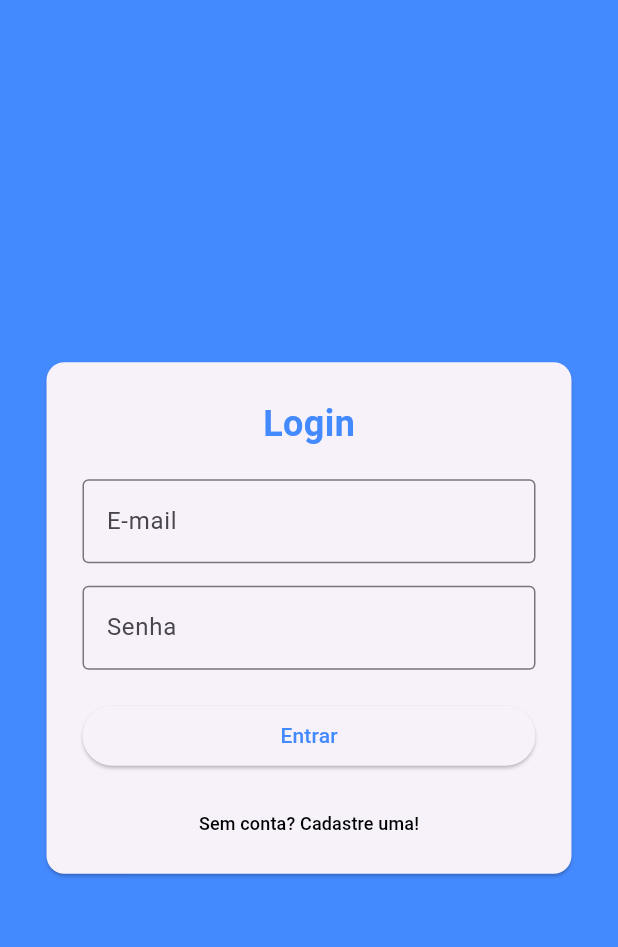
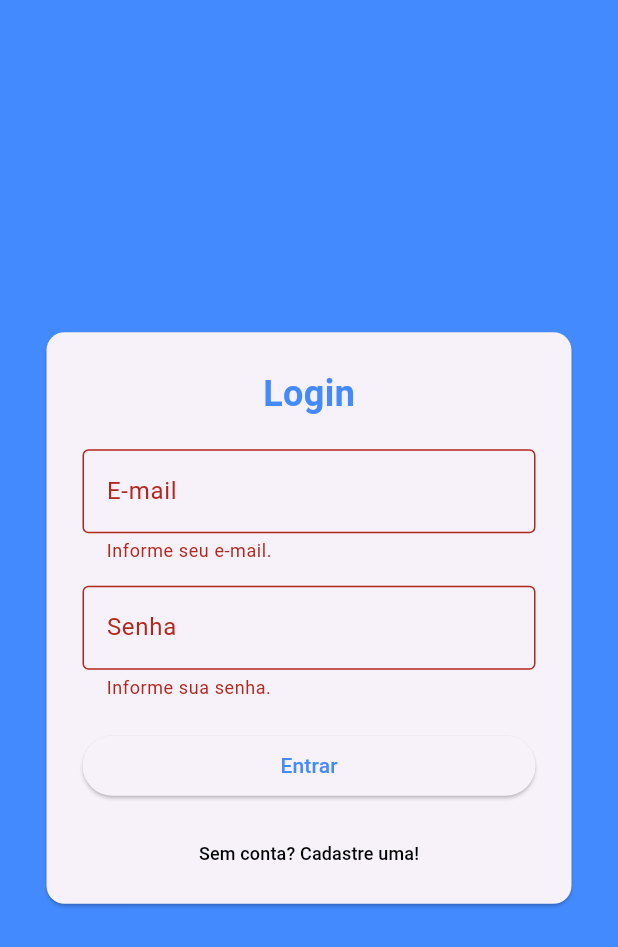
Before and after one commit to pedrofeld/boost_help, a Flutter app: the screen it shows after launch, after a tap on "Entrar", on a phone screen of 412 x 824 dp. Shown: the top 947 px of the screen. Run offline on Flutter 3.47's test engine with Material 3 defaults, Android fonts, the phone set to English and light mode, and no system bars; our stand-ins replace flutter_dotenv.

Commit message:
feat: call LoginService to authenticate user

```diff
--- a/lib/Login.dart
+++ /dev/null
@@ -1,99 +0,0 @@
-import 'package:flutter/material.dart';
-
-class Login extends StatefulWidget {
-  const Login({super.key});
-
-  @override
-  State<Login> createState() => _HomeState();
-}
-
-class _HomeState extends State<Login> {
-  @override
-  Widget build(BuildContext context) {
-    return Scaffold(
-      backgroundColor: Colors.blueAccent,
-      body: Center(
-        child: Card(
-          child: SizedBox(
-            width: 350,
-            child: Padding(
-              padding: const EdgeInsetsGeometry.fromLTRB(24,24,24,10),
-              child: Column(
-                mainAxisSize: .min,
-                children: [
-                  Text(
-                    'Login',
-                    style: TextStyle(
-                      fontSize: 24,
-                      fontWeight: FontWeight.bold,
-                      color: Colors.blueAccent
-                    ),
-                  ),
-                  SizedBox(height: 20),
-                  TextField(
-                    decoration: InputDecoration(
-                      labelText: 'E-mail',
-                      border: OutlineInputBorder(),
-                      focusedBorder: OutlineInputBorder(
-                        borderSide: BorderSide(
-                          color: Colors.blueAccent,
-                        ),
-                      ),
-                      floatingLabelStyle: TextStyle(
-                        color: Colors.blueAccent,
-                      ),
-                    ),
-                  ),
-                  SizedBox(height: 15),
-                  TextField(
-                    obscureText: true,
-                    decoration: InputDecoration(
-                      labelText: 'Senha',
-                      border: OutlineInputBorder(),
-                      focusedBorder: OutlineInputBorder(
-                        borderSide: BorderSide(
-                          color: Colors.blueAccent,
-                        ),
-                      ),
-                      floatingLabelStyle: TextStyle(
-                        color: Colors.blueAccent,
-                      ),
-                    ),
-                  ),
-                  const SizedBox(height: 20),
-                  SizedBox(
-                    width: double.infinity,
-                    child: ElevatedButton(
-                      onPressed: () {},
-                      child: const Text(
-                          'Entrar',
-                        style: TextStyle(
-                          color: Colors.blueAccent
-                        ),
-                        selectionColor: Colors.blueAccent,
-                      ),
-                    ),
-                  ),
-                  SizedBox(
-                    height: 10,
-                  ),
-                  TextButton(
-                      onPressed: (){},
-                      child: Text(
-                        'Sem conta? Cadastre uma!',
-                        style: TextStyle(
-                          color: Colors.black,
-                          fontSize: 12,
-                        ),
-                        selectionColor: Colors.blueAccent,
-                      )
-                  )
-                ],
-              ),
-            ),
-          ),
-        ),
-      )
-    );
-  }
-}
--- a/lib/main.dart
+++ b/lib/main.dart
@@ -1,6 +1,6 @@
 import 'package:flutter_dotenv/flutter_dotenv.dart';
 import 'package:flutter/material.dart';
-import 'Login.dart';
+import 'pages/Login.dart';
 
 Future<void> main() async {
   await dotenv.load(fileName: '.env');
--- /dev/null
+++ b/lib/pages/Login.dart
@@ -0,0 +1,148 @@
+// ignore_for_file: file_names
+
+import 'package:boost_help/services/login_service.dart';
+import 'package:flutter/material.dart';
+
+class Login extends StatefulWidget {
+  const Login({super.key});
+
+  @override
+  State<Login> createState() => _HomeState();
+}
+
+class _HomeState extends State<Login> {
+  final _formKey = GlobalKey<FormState>();
+  final _email = TextEditingController();
+  final _password = TextEditingController();
+  final _loginService = LoginService();
+  bool _isLoading = false;
+
+  @override
+  void dispose() {
+    _email.dispose();
+    _password.dispose();
+    super.dispose();
+  }
+
+  Future<void> _login() async {
+    if (!(_formKey.currentState?.validate() ?? false)) return;
+
+    setState(() => _isLoading = true);
+    final result = await _loginService.login(
+      _email.text.trim(),
+      _password.text,
+    );
+
+    if (!mounted) return;
+    setState(() => _isLoading = false);
+    ScaffoldMessenger.of(context).showSnackBar(
+      SnackBar(
+        content: Text(result.success ? 'Login realizado!' : result.message!),
+        backgroundColor: result.success ? Colors.green : Colors.red,
+      ),
+    );
+  }
+
+  @override
+  Widget build(BuildContext context) {
+    return Scaffold(
+      backgroundColor: Colors.blueAccent,
+      body: Center(
+        child: Card(
+          child: SizedBox(
+            width: 350,
+            child: Padding(
+              padding: const EdgeInsets.fromLTRB(24, 24, 24, 10),
+              child: Form(
+                key: _formKey,
+                child: Column(
+                  mainAxisSize: MainAxisSize.min,
+                  children: [
+                    Text(
+                      'Login',
+                      style: TextStyle(
+                        fontSize: 24,
+                        fontWeight: FontWeight.bold,
+                        color: Colors.blueAccent,
+                      ),
+                    ),
+                    SizedBox(height: 20),
+                    TextFormField(
+                      decoration: InputDecoration(
+                        labelText: 'E-mail',
+                        border: OutlineInputBorder(),
+                        focusedBorder: OutlineInputBorder(
+                          borderSide: BorderSide(color: Colors.blueAccent),
+                        ),
+                        floatingLabelStyle: TextStyle(color: Colors.blueAccent),
+                      ),
+                      controller: _email,
+                      keyboardType: TextInputType.emailAddress,
+                      autofillHints: const [AutofillHints.username],
+                      validator: (value) {
+                        if (value == null || value.trim().isEmpty) {
+                          return 'Informe seu e-mail.';
+                        }
+                        if (!value.contains('@')) {
+                          return 'Informe um e-mail válido.';
+                        }
+                        return null;
+                      },
+                    ),
+                    SizedBox(height: 15),
+                    TextFormField(
+                      obscureText: true,
+                      decoration: InputDecoration(
+                        labelText: 'Senha',
+                        border: OutlineInputBorder(),
+                        focusedBorder: OutlineInputBorder(
+                          borderSide: BorderSide(color: Colors.blueAccent),
+                        ),
+                        floatingLabelStyle: TextStyle(color: Colors.blueAccent),
+                      ),
+                      controller: _password,
+                      autofillHints: const [AutofillHints.password],
+                      onFieldSubmitted: (_) => _isLoading ? null : _login(),
+                      validator: (value) => value == null || value.isEmpty
+                          ? 'Informe sua senha.'
+                          : null,
+                    ),
+                    const SizedBox(height: 20),
+                    SizedBox(
+                      width: double.infinity,
+                      child: ElevatedButton(
+                        onPressed: _isLoading ? null : _login,
+                        child: _isLoading
+                            ? const SizedBox(
+                                height: 20,
+                                width: 20,
+                                child: CircularProgressIndicator(
+                                  strokeWidth: 2,
+                                ),
+                              )
+                            : const Text('Entrar',
+                              style: TextStyle(
+                                color: Colors.blueAccent
+                              ),
+                            ),
+                      ),
+                    ),
+                    SizedBox(height: 10),
+                    TextButton(
+                      onPressed: () {},
+                      child: Text(
+                        'Sem conta? Cadastre uma!',
+                        style: TextStyle(color: Colors.black, fontSize: 12),
+                        selectionColor: Colors.blueAccent,
+                      ),
+                    ),
+                  ],
+                ),
+              ),
+            ),
+          ),
+        ),
+      ),
+    );
+  }
+}
```
